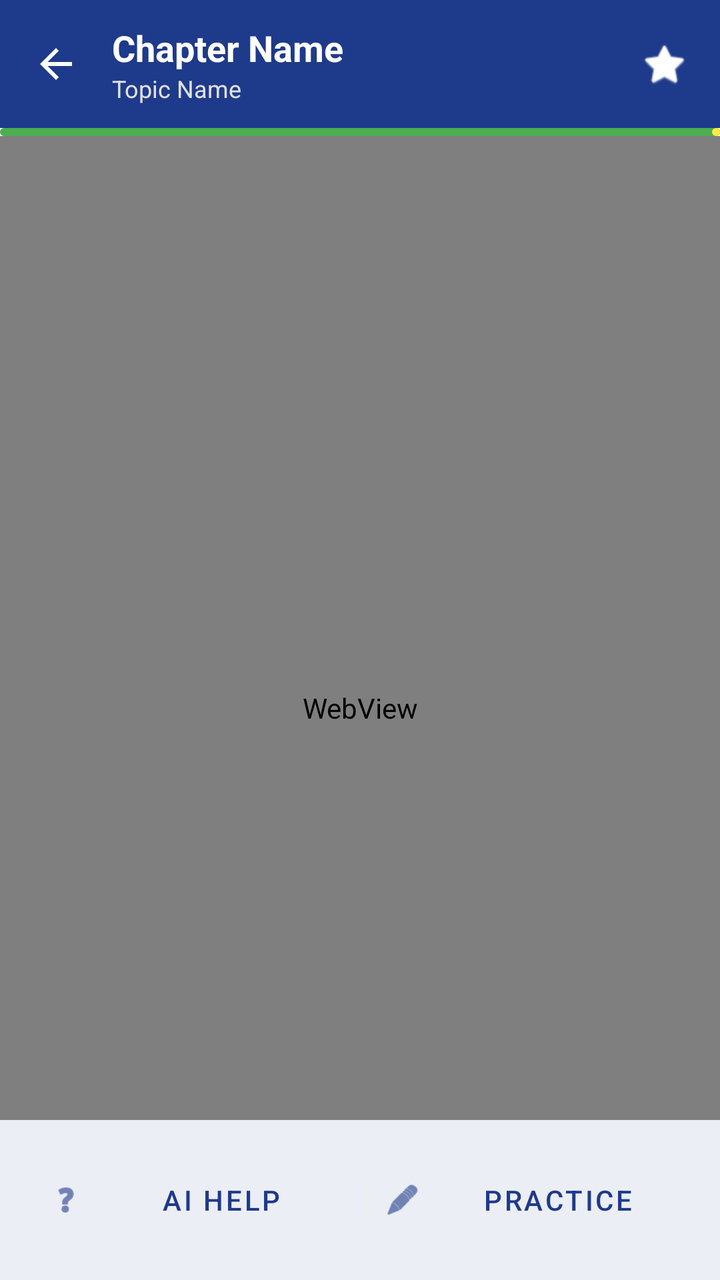
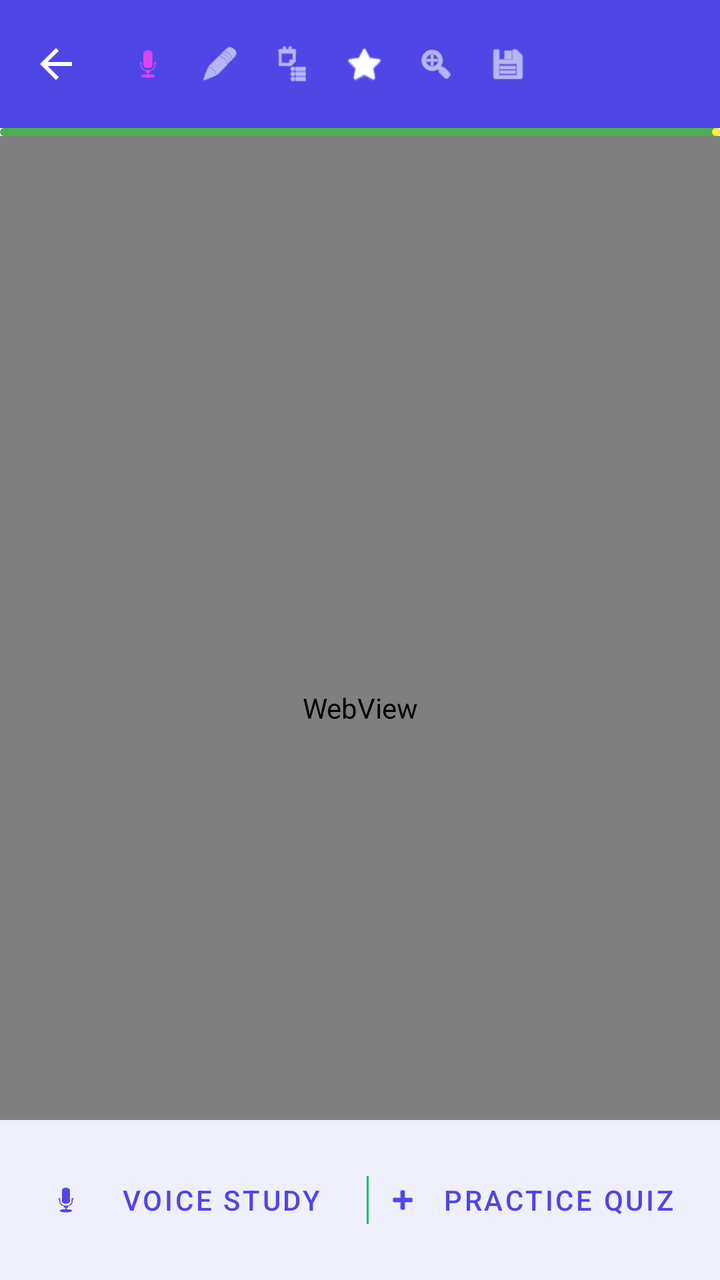

Screens rendered from an Android XML layout before and after an edit, with the pre-edit source and the edit as a unified diff.
<!-- AndroidManifest.xml: application theme Theme.TestApp -->
<!-- res/layout/activity_note_detail.xml -->
<?xml version="1.0" encoding="utf-8"?>
<androidx.coordinatorlayout.widget.CoordinatorLayout xmlns:android="http://schemas.android.com/apk/res/android"
    xmlns:app="http://schemas.android.com/apk/res-auto"
    xmlns:tools="http://schemas.android.com/tools"
    android:layout_width="match_parent"
    android:layout_height="match_parent"
    android:background="#F8F9FA"
    tools:context=".NoteDetailActivity">

    <com.google.android.material.appbar.AppBarLayout
        android:layout_width="match_parent"
        android:layout_height="wrap_content"
        android:theme="@style/ThemeOverlay.AppCompat.Dark.ActionBar">

        <androidx.appcompat.widget.Toolbar
            android:id="@+id/noteToolbar"
            android:layout_width="match_parent"
            android:layout_height="?attr/actionBarSize"
            android:background="?attr/colorPrimary"
            app:navigationIcon="?attr/homeAsUpIndicator">

            <LinearLayout
                android:layout_width="wrap_content"
                android:layout_height="wrap_content"
                android:orientation="vertical">
                <TextView
                    android:id="@+id/tvNoteTitle"
                    android:layout_width="wrap_content"
                    android:layout_height="wrap_content"
                    android:text="Chapter Name"
                    android:textColor="@android:color/white"
                    android:textSize="18sp"
                    android:textStyle="bold" />
                <TextView
                    android:id="@+id/tvTopicSubtitle"
                    android:layout_width="wrap_content"
                    android:layout_height="wrap_content"
                    android:text="Topic Name"
                    android:textColor="#E0E0E0"
                    android:textSize="12sp" />
            </LinearLayout>

            <ImageView
                android:id="@+id/ivBookmark"
                android:layout_width="24dp"
                android:layout_height="24dp"
                android:layout_gravity="end"
                android:layout_marginEnd="16dp"
                android:src="@android:drawable/btn_star_big_off"
                app:tint="@android:color/white" />
        </androidx.appcompat.widget.Toolbar>

        <com.google.android.material.progressindicator.LinearProgressIndicator
            android:id="@+id/noteProgressBar"
            android:layout_width="match_parent"
            android:layout_height="wrap_content"
            android:progress="100"
            app:indicatorColor="#FFEB3B"
            app:trackColor="#4CAF50" />
    </com.google.android.material.appbar.AppBarLayout>

    <android.webkit.WebView
        android:id="@+id/wvNoteContent"
        android:layout_width="match_parent"
        android:layout_height="match_parent"
        app:layout_behavior="@string/appbar_scrolling_view_behavior" />

    
    <androidx.core.widget.NestedScrollView
        android:id="@+id/scrollTextContent"
        android:layout_width="match_parent"
        android:layout_height="match_parent"
        android:visibility="gone"
        app:layout_behavior="@string/appbar_scrolling_view_behavior">

        <LinearLayout
            android:layout_width="match_parent"
            android:layout_height="wrap_content"
            android:orientation="vertical"
            android:padding="20dp">

            <com.google.android.material.card.MaterialCardView
                android:layout_width="match_parent"
                android:layout_height="wrap_content"
                android:layout_marginBottom="20dp"
                app:cardCornerRadius="16dp"
                app:cardElevation="2dp">
                <TextView
                    android:id="@+id/tvNoteContent"
                    android:layout_width="match_parent"
                    android:layout_height="wrap_content"
                    android:padding="20dp"
                    android:text="Content loading..."
                    android:textColor="#333333"
                    android:textSize="16sp"
                    android:lineSpacingExtra="6dp" />
            </com.google.android.material.card.MaterialCardView>

            <TextView
                android:layout_width="wrap_content"
                android:layout_height="wrap_content"
                android:text="Key Points"
                android:textColor="?attr/colorPrimary"
                android:textSize="16sp"
                android:textStyle="bold"
                android:layout_marginBottom="8dp" />

            <com.google.android.material.card.MaterialCardView
                android:layout_width="match_parent"
                android:layout_height="wrap_content"
                android:layout_marginBottom="20dp"
                app:cardCornerRadius="12dp"
                app:cardBackgroundColor="#FFF9C4"
                app:strokeColor="#FBC02D"
                app:strokeWidth="1dp">
                <TextView
                    android:id="@+id/tvKeyPoints"
                    android:layout_width="match_parent"
                    android:layout_height="wrap_content"
                    android:padding="16dp"
                    android:text="• Rule 1: ...\n• Rule 2: ..."
                    android:textColor="#5D4037"
                    android:textSize="14sp" />
            </com.google.android.material.card.MaterialCardView>

            <TextView
                android:layout_width="wrap_content"
                android:layout_height="wrap_content"
                android:text="Examples"
                android:textColor="?attr/colorPrimary"
                android:textSize="16sp"
                android:textStyle="bold"
                android:layout_marginBottom="8dp" />

            <com.google.android.material.card.MaterialCardView
                android:layout_width="match_parent"
                android:layout_height="wrap_content"
                android:layout_marginBottom="80dp"
                app:cardCornerRadius="12dp"
                app:cardElevation="1dp">
                <TextView
                    android:id="@+id/tvExamples"
                    android:layout_width="match_parent"
                    android:layout_height="wrap_content"
                    android:padding="16dp"
                    android:text="Example 1: ...\nExample 2: ..."
                    android:textColor="#555555"
                    android:textSize="14sp" />
            </com.google.android.material.card.MaterialCardView>

        </LinearLayout>
    </androidx.core.widget.NestedScrollView>

    
    <com.google.android.material.bottomappbar.BottomAppBar
        android:id="@+id/bottomAppBar"
        android:layout_width="match_parent"
        android:layout_height="wrap_content"
        android:layout_gravity="bottom"
        app:backgroundTint="@android:color/white">

        <LinearLayout
            android:layout_width="match_parent"
            android:layout_height="match_parent"
            android:orientation="horizontal"
            android:gravity="center">

            <com.google.android.material.button.MaterialButton
                android:id="@+id/btnAIHelp"
                style="@style/Widget.MaterialComponents.Button.TextButton"
                android:layout_width="0dp"
                android:layout_height="wrap_content"
                android:layout_weight="1"
                android:text="AI Help"
                app:icon="@android:drawable/ic_menu_help" />

            <View android:layout_width="1dp" android:layout_height="24dp" android:background="#EEEEEE" />

            <com.google.android.material.button.MaterialButton
                android:id="@+id/btnPractice"
                style="@style/Widget.MaterialComponents.Button.TextButton"
                android:layout_width="0dp"
                android:layout_height="wrap_content"
                android:layout_weight="1"
                android:text="Practice"
                app:icon="@android:drawable/ic_menu_edit" />
        </LinearLayout>
    </com.google.android.material.bottomappbar.BottomAppBar>

</androidx.coordinatorlayout.widget.CoordinatorLayout>
<!-- resources referenced by this layout -->
<resources>
  <style name="Theme.TestApp" parent="Base.Theme.TestApp" />
  <style name="Base.Theme.TestApp" parent="Theme.Material3.DayNight.NoActionBar">
          
          <item name="colorPrimary">@color/colorPrimary</item>
          <item name="colorPrimaryVariant">@color/colorPrimaryDark</item>
          <item name="colorOnPrimary">@color/white</item>
  
          
          <item name="colorSecondary">@color/colorAccent</item>
          <item name="colorOnSecondary">@color/white</item>
  
          
          <item name="android:windowBackground">@color/dashboard_bg</item>
          <item name="colorSurface">@color/card_bg</item>
          <item name="colorOnSurface">@color/text_primary</item>
  
          
          <item name="android:statusBarColor">@color/colorPrimary</item>
          <item name="android:windowLightStatusBar">false</item>
      </style>
  <color name="colorPrimary">#1E3A8A</color>
  <color name="colorPrimaryDark">#1E3A8A</color>
  <color name="white">#FFFFFFFF</color>
  <color name="colorAccent">#3B82F6</color>
  <color name="dashboard_bg">#FFFFFF</color>
  <color name="card_bg">#FFFFFF</color>
  <color name="text_primary">#111827</color>
</resources>

<!-- the commit's change to res/layout/activity_note_detail.xml (unified diff, before → after) -->
@@ -5,12 +5,14 @@
     android:layout_width="match_parent"
     android:layout_height="match_parent"
     android:background="#F8F9FA"
-    tools:context=".NoteDetailActivity">
+    tools:context="com.million.learnify.NoteDetailActivity">
 
     <com.google.android.material.appbar.AppBarLayout
+        android:id="@+id/appBarLayout"
         android:layout_width="match_parent"
         android:layout_height="wrap_content"
-        android:theme="@style/ThemeOverlay.AppCompat.Dark.ActionBar">
+        android:theme="@style/ThemeOverlay.AppCompat.Dark.ActionBar"
+        app:elevation="0dp">
 
         <androidx.appcompat.widget.Toolbar
             android:id="@+id/noteToolbar"
@@ -20,33 +22,83 @@
             app:navigationIcon="?attr/homeAsUpIndicator">
 
             <LinearLayout
-                android:layout_width="wrap_content"
+                android:layout_width="0dp"
                 android:layout_height="wrap_content"
+                android:layout_weight="1"
                 android:orientation="vertical">
                 <TextView
                     android:id="@+id/tvNoteTitle"
                     android:layout_width="wrap_content"
                     android:layout_height="wrap_content"
-                    android:text="Chapter Name"
+                    android:text="Chapter"
                     android:textColor="@android:color/white"
-                    android:textSize="18sp"
-                    android:textStyle="bold" />
+                    android:textSize="16sp"
+                    android:textStyle="bold"
+                    android:singleLine="true"
+                    android:ellipsize="end" />
                 <TextView
                     android:id="@+id/tvTopicSubtitle"
                     android:layout_width="wrap_content"
                     android:layout_height="wrap_content"
-                    android:text="Topic Name"
+                    android:text="Topic"
                     android:textColor="#E0E0E0"
-                    android:textSize="12sp" />
+                    android:textSize="11sp"
+                    android:singleLine="true"
+                    android:ellipsize="end" />
             </LinearLayout>
+
+            
+            <ImageView
+                android:id="@+id/ivVoiceAssistant"
+                android:layout_width="36dp"
+                android:layout_height="36dp"
+                android:padding="8dp"
+                android:src="@android:drawable/ic_btn_speak_now"
+                android:contentDescription="Voice Assistant"
+                app:tint="@color/neon_magenta" />
+
+            <ImageView
+                android:id="@+id/ivHighlight"
+                android:layout_width="36dp"
+                android:layout_height="36dp"
+                android:padding="8dp"
+                android:src="@android:drawable/ic_menu_edit"
+                android:contentDescription="Highlight"
+                app:tint="@android:color/white" />
+
+            <ImageView
+                android:id="@+id/ivMyNotes"
+                android:layout_width="36dp"
+                android:layout_height="36dp"
+                android:padding="8dp"
+                android:src="@android:drawable/ic_menu_agenda"
+                android:contentDescription="Notes"
+                app:tint="@android:color/white" />
+
+            <ImageView
+                android:id="@+id/ivImportant"
+                android:layout_width="36dp"
+                android:layout_height="36dp"
+                android:padding="8dp"
+                android:src="@android:drawable/btn_star_big_off"
+                android:contentDescription="Important"
+                app:tint="@android:color/white" />
+
+            <ImageView
+                android:id="@+id/ivFullscreen"
+                android:layout_width="36dp"
+                android:layout_height="36dp"
+                android:padding="8dp"
+                android:src="@android:drawable/ic_menu_zoom"
+                android:contentDescription="Fullscreen"
+                app:tint="@android:color/white" />
 
             <ImageView
                 android:id="@+id/ivBookmark"
-                android:layout_width="24dp"
-                android:layout_height="24dp"
-                android:layout_gravity="end"
-                android:layout_marginEnd="16dp"
-                android:src="@android:drawable/btn_star_big_off"
+                android:layout_width="36dp"
+                android:layout_height="36dp"
+                android:padding="8dp"
+                android:src="@android:drawable/ic_menu_save"
                 app:tint="@android:color/white" />
         </androidx.appcompat.widget.Toolbar>
 
@@ -65,7 +117,6 @@
         android:layout_height="match_parent"
         app:layout_behavior="@string/appbar_scrolling_view_behavior" />
 
-    
     <androidx.core.widget.NestedScrollView
         android:id="@+id/scrollTextContent"
         android:layout_width="match_parent"
@@ -82,7 +133,6 @@
             <com.google.android.material.card.MaterialCardView
                 android:layout_width="match_parent"
                 android:layout_height="wrap_content"
-                android:layout_marginBottom="20dp"
                 app:cardCornerRadius="16dp"
                 app:cardElevation="2dp">
                 <TextView
@@ -90,68 +140,12 @@
                     android:layout_width="match_parent"
                     android:layout_height="wrap_content"
                     android:padding="20dp"
-                    android:text="Content loading..."
                     android:textColor="#333333"
-                    android:textSize="16sp"
-                    android:lineSpacingExtra="6dp" />
+                    android:textSize="16sp" />
             </com.google.android.material.card.MaterialCardView>
-
-            <TextView
-                android:layout_width="wrap_content"
-                android:layout_height="wrap_content"
-                android:text="Key Points"
-                android:textColor="?attr/colorPrimary"
-                android:textSize="16sp"
-                android:textStyle="bold"
-                android:layout_marginBottom="8dp" />
-
-            <com.google.android.material.card.MaterialCardView
-                android:layout_width="match_parent"
-                android:layout_height="wrap_content"
-                android:layout_marginBottom="20dp"
-                app:cardCornerRadius="12dp"
-                app:cardBackgroundColor="#FFF9C4"
-                app:strokeColor="#FBC02D"
-                app:strokeWidth="1dp">
-                <TextView
-                    android:id="@+id/tvKeyPoints"
-                    android:layout_width="match_parent"
-                    android:layout_height="wrap_content"
-                    android:padding="16dp"
-                    android:text="• Rule 1: ...\n• Rule 2: ..."
-                    android:textColor="#5D4037"
-                    android:textSize="14sp" />
-            </com.google.android.material.card.MaterialCardView>
-
-            <TextView
-                android:layout_width="wrap_content"
-                android:layout_height="wrap_content"
-                android:text="Examples"
-                android:textColor="?attr/colorPrimary"
-                android:textSize="16sp"
-                android:textStyle="bold"
-                android:layout_marginBottom="8dp" />
-
-            <com.google.android.material.card.MaterialCardView
-                android:layout_width="match_parent"
-                android:layout_height="wrap_content"
-                android:layout_marginBottom="80dp"
-                app:cardCornerRadius="12dp"
-                app:cardElevation="1dp">
-                <TextView
-                    android:id="@+id/tvExamples"
-                    android:layout_width="match_parent"
-                    android:layout_height="wrap_content"
-                    android:padding="16dp"
-                    android:text="Example 1: ...\nExample 2: ..."
-                    android:textColor="#555555"
-                    android:textSize="14sp" />
-            </com.google.android.material.card.MaterialCardView>
-
         </LinearLayout>
     </androidx.core.widget.NestedScrollView>
 
-    
     <com.google.android.material.bottomappbar.BottomAppBar
         android:id="@+id/bottomAppBar"
         android:layout_width="match_parent"
@@ -166,15 +160,15 @@
             android:gravity="center">
 
             <com.google.android.material.button.MaterialButton
-                android:id="@+id/btnAIHelp"
+                android:id="@+id/btnReadAloud"
                 style="@style/Widget.MaterialComponents.Button.TextButton"
                 android:layout_width="0dp"
                 android:layout_height="wrap_content"
                 android:layout_weight="1"
-                android:text="AI Help"
-                app:icon="@android:drawable/ic_menu_help" />
+                android:text="Voice Study"
+                app:icon="@android:drawable/ic_btn_speak_now" />
 
-            <View android:layout_width="1dp" android:layout_height="24dp" android:background="#EEEEEE" />
+            <View android:layout_width="1dp" android:layout_height="24dp" android:background="#17BD5C" />
 
             <com.google.android.material.button.MaterialButton
                 android:id="@+id/btnPractice"
@@ -182,9 +176,20 @@
                 android:layout_width="0dp"
                 android:layout_height="wrap_content"
                 android:layout_weight="1"
-                android:text="Practice"
-                app:icon="@android:drawable/ic_menu_edit" />
+                android:text="Practice Quiz"
+                app:icon="@android:drawable/ic_input_add" />
         </LinearLayout>
     </com.google.android.material.bottomappbar.BottomAppBar>
 
+    <com.google.android.material.floatingactionbutton.FloatingActionButton
+        android:id="@+id/fabExitFullscreen"
+        android:layout_width="wrap_content"
+        android:layout_height="wrap_content"
+        android:layout_gravity="bottom|end"
+        android:layout_margin="16dp"
+        android:src="@android:drawable/ic_menu_revert"
+        android:visibility="gone"
+        app:fabSize="mini"
+        app:tint="@android:color/white" />
+
 </androidx.coordinatorlayout.widget.CoordinatorLayout>
<!-- resource entries referenced after the edit -->
@@ -1,31 +1,52 @@
 <!-- resources referenced by this layout -->
 <resources>
+  <color name="neon_magenta">#D946EF</color>
   <style name="Theme.TestApp" parent="Base.Theme.TestApp" />
   <style name="Base.Theme.TestApp" parent="Theme.Material3.DayNight.NoActionBar">
           
-          <item name="colorPrimary">@color/colorPrimary</item>
-          <item name="colorPrimaryVariant">@color/colorPrimaryDark</item>
+          <item name="colorPrimary">@color/blue_600</item>
           <item name="colorOnPrimary">@color/white</item>
+          <item name="colorPrimaryContainer">@color/blue_500</item>
+          <item name="colorOnPrimaryContainer">@color/white</item>
   
           
-          <item name="colorSecondary">@color/colorAccent</item>
+          <item name="colorSecondary">@color/slate_700</item>
           <item name="colorOnSecondary">@color/white</item>
+          <item name="colorSecondaryContainer">#E0E7FF</item>
+          <item name="colorOnSecondaryContainer">@color/blue_600</item>
   
           
-          <item name="android:windowBackground">@color/dashboard_bg</item>
-          <item name="colorSurface">@color/card_bg</item>
-          <item name="colorOnSurface">@color/text_primary</item>
+          <item name="android:windowBackground">@color/slate_50</item>
+          <item name="colorSurface">@color/white</item>
+          <item name="colorOnSurface">@color/slate_900</item>
+          <item name="colorSurfaceVariant">#F3F4F6</item>
+          <item name="colorOnSurfaceVariant">@color/slate_700</item>
+          <item name="colorOutline">@color/slate_200</item>
   
           
-          <item name="android:statusBarColor">@color/colorPrimary</item>
-          <item name="android:windowLightStatusBar">false</item>
+          <item name="android:textColorPrimary">@color/slate_900</item>
+          <item name="android:textColorSecondary">@color/slate_500</item>
+  
+          
+          <item name="android:statusBarColor">@color/white</item>
+          <item name="android:windowLightStatusBar">true</item>
+  
+          
+          <item name="itemIconTint">@color/nav_item_colors</item>
+          <item name="itemTextColor">@color/nav_item_colors</item>
       </style>
-  <color name="colorPrimary">#1E3A8A</color>
-  <color name="colorPrimaryDark">#1E3A8A</color>
+  <color name="blue_600">@color/primary_indigo</color>
   <color name="white">#FFFFFFFF</color>
-  <color name="colorAccent">#3B82F6</color>
-  <color name="dashboard_bg">#FFFFFF</color>
-  <color name="card_bg">#FFFFFF</color>
-  <color name="text_primary">#111827</color>
+  <color name="blue_500">#6366F1</color>
+  <color name="slate_700">#374151</color>
+  <color name="slate_50">@color/background_off_white</color>
+  <color name="slate_900">@color/text_primary_dark</color>
+  <color name="slate_200">@color/border_light_grey</color>
+  <color name="slate_500">@color/text_secondary_grey</color>
+  <color name="primary_indigo">#4F46E5</color>
+  <color name="background_off_white">#F9FAFB</color>
+  <color name="text_primary_dark">#111827</color>
+  <color name="border_light_grey">#E5E7EB</color>
+  <color name="text_secondary_grey">#6B7280</color>
 </resources>
 
